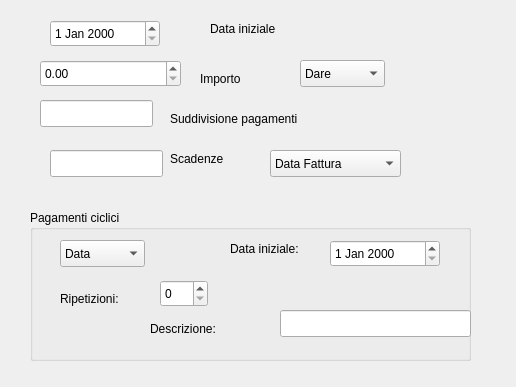
First picture: the form in formpayments.ui, repository JSalvo/Scadenziario, before the edit.
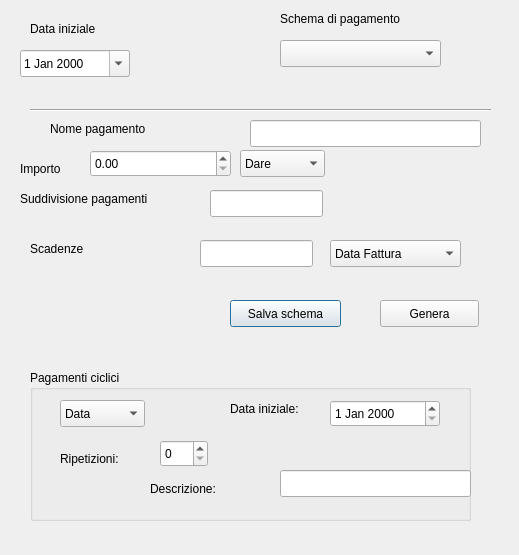
Second picture: the form after the edit.

```diff
--- a/formpayments.ui
+++ b/formpayments.ui
@@ -6,8 +6,8 @@
    <rect>
     <x>0</x>
     <y>0</y>
-    <width>516</width>
-    <height>387</height>
+    <width>519</width>
+    <height>555</height>
    </rect>
   </property>
   <property name="windowTitle">
@@ -16,18 +16,24 @@
   <widget class="QLineEdit" name="lineEdit">
    <property name="geometry">
     <rect>
-     <x>40</x>
-     <y>100</y>
+     <x>210</x>
+     <y>190</y>
      <width>113</width>
      <height>27</height>
     </rect>
    </property>
+   <property name="toolTip">
+    <string>&lt;html&gt;&lt;head/&gt;&lt;body&gt;&lt;p&gt;es. scrivi:&lt;/p&gt;&lt;p&gt;1/3, 1/3, 1/3&lt;/p&gt;&lt;p&gt;oppure&lt;/p&gt;&lt;p&gt;33%, 33%, 34%&lt;/p&gt;&lt;/body&gt;&lt;/html&gt;</string>
+   </property>
+   <property name="inputMask">
+    <string/>
+   </property>
   </widget>
   <widget class="QLabel" name="label">
    <property name="geometry">
     <rect>
-     <x>170</x>
-     <y>110</y>
+     <x>20</x>
+     <y>190</y>
      <width>191</width>
      <height>17</height>
     </rect>
@@ -39,8 +45,8 @@
   <widget class="QDoubleSpinBox" name="doubleSpinBox">
    <property name="geometry">
     <rect>
-     <x>40</x>
-     <y>60</y>
+     <x>90</x>
+     <y>150</y>
      <width>141</width>
      <height>27</height>
     </rect>
@@ -49,9 +55,9 @@
   <widget class="QLabel" name="label_2">
    <property name="geometry">
     <rect>
-     <x>200</x>
-     <y>70</y>
-     <width>91</width>
+     <x>20</x>
+     <y>160</y>
+     <width>61</width>
      <height>17</height>
     </rect>
    </property>
@@ -62,8 +68,8 @@
   <widget class="QComboBox" name="comboBox">
    <property name="geometry">
     <rect>
-     <x>270</x>
-     <y>150</y>
+     <x>330</x>
+     <y>240</y>
      <width>131</width>
      <height>27</height>
     </rect>
@@ -82,8 +88,8 @@
   <widget class="QLineEdit" name="lineEdit_2">
    <property name="geometry">
     <rect>
-     <x>50</x>
-     <y>150</y>
+     <x>200</x>
+     <y>240</y>
      <width>113</width>
      <height>27</height>
     </rect>
@@ -92,8 +98,8 @@
   <widget class="QLabel" name="label_3">
    <property name="geometry">
     <rect>
-     <x>170</x>
-     <y>150</y>
+     <x>30</x>
+     <y>240</y>
      <width>67</width>
      <height>17</height>
     </rect>
@@ -105,18 +111,21 @@
   <widget class="QDateEdit" name="dateEdit">
    <property name="geometry">
     <rect>
-     <x>50</x>
-     <y>20</y>
+     <x>20</x>
+     <y>50</y>
      <width>110</width>
      <height>27</height>
     </rect>
    </property>
+   <property name="calendarPopup">
+    <bool>true</bool>
+   </property>
   </widget>
   <widget class="QGroupBox" name="groupBox">
    <property name="geometry">
     <rect>
      <x>30</x>
-     <y>210</y>
+     <y>370</y>
      <width>441</width>
      <height>151</height>
     </rect>
@@ -217,9 +226,9 @@
   <widget class="QLabel" name="label_4">
    <property name="geometry">
     <rect>
-     <x>210</x>
+     <x>30</x>
      <y>20</y>
-     <width>81</width>
+     <width>111</width>
      <height>17</height>
     </rect>
    </property>
@@ -230,8 +239,8 @@
   <widget class="QComboBox" name="comboBox_2">
    <property name="geometry">
     <rect>
-     <x>300</x>
-     <y>60</y>
+     <x>240</x>
+     <y>150</y>
      <width>85</width>
      <height>27</height>
     </rect>
@@ -247,6 +256,97 @@
     </property>
    </item>
   </widget>
+  <widget class="QComboBox" name="comboBox_4">
+   <property name="geometry">
+    <rect>
+     <x>280</x>
+     <y>40</y>
+     <width>161</width>
+     <height>27</height>
+    </rect>
+   </property>
+  </widget>
+  <widget class="QLabel" name="label_8">
+   <property name="geometry">
+    <rect>
+     <x>280</x>
+     <y>10</y>
+     <width>161</width>
+     <height>17</height>
+    </rect>
+   </property>
+   <property name="text">
+    <string>Schema di pagamento</string>
+   </property>
+  </widget>
+  <widget class="Line" name="line">
+   <property name="geometry">
+    <rect>
+     <x>30</x>
+     <y>100</y>
+     <width>461</width>
+     <height>20</height>
+    </rect>
+   </property>
+   <property name="orientation">
+    <enum>Qt::Horizontal</enum>
+   </property>
+  </widget>
+  <widget class="QPushButton" name="pushButton">
+   <property name="geometry">
+    <rect>
+     <x>230</x>
+     <y>300</y>
+     <width>111</width>
+     <height>27</height>
+    </rect>
+   </property>
+   <property name="toolTip">
+    <string>Salva lo schema di pagamento indicato sopra</string>
+   </property>
+   <property name="text">
+    <string>Salva schema</string>
+   </property>
+  </widget>
+  <widget class="QPushButton" name="pushButton_2">
+   <property name="geometry">
+    <rect>
+     <x>380</x>
+     <y>300</y>
+     <width>99</width>
+     <height>27</height>
+    </rect>
+   </property>
+   <property name="toolTip">
+    <string>Genera i movimenti in base allo schema indicato sopra</string>
+   </property>
+   <property name="text">
+    <string>Genera</string>
+   </property>
+  </widget>
+  <widget class="QLineEdit" name="lineEdit_4">
+   <property name="geometry">
+    <rect>
+     <x>250</x>
+     <y>120</y>
+     <width>231</width>
+     <height>27</height>
+    </rect>
+   </property>
+  </widget>
+  <widget class="QLabel" name="label_9">
+   <property name="geometry">
+    <rect>
+     <x>50</x>
+     <y>120</y>
+     <width>151</width>
+     <height>17</height>
+    </rect>
+   </property>
+   <property name="text">
+    <string>Nome pagamento</string>
+   </property>
+  </widget>
  </widget>
  <resources/>
  <connections/>
```
Left out of the diff: 3 changed lines with no effect on the pictures.
